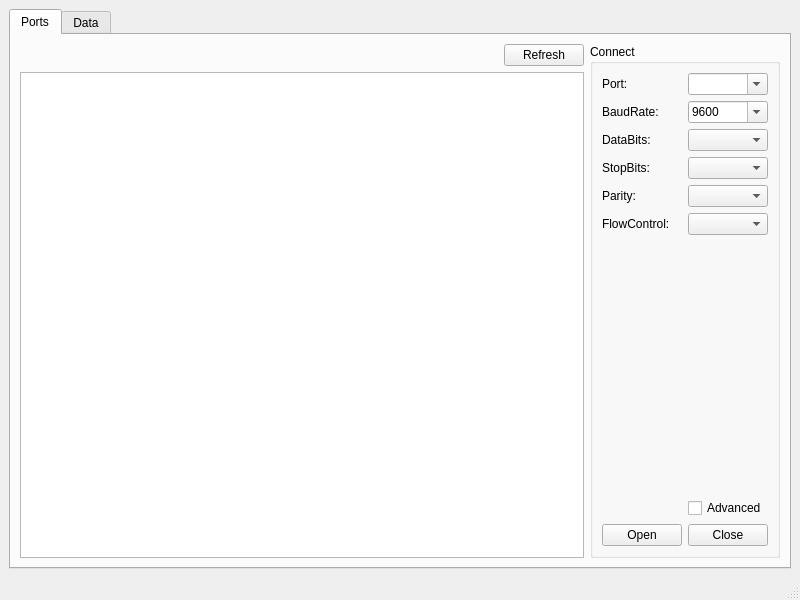
Qt form mainwindow.ui (wh201906/SerialTest) before a commit.
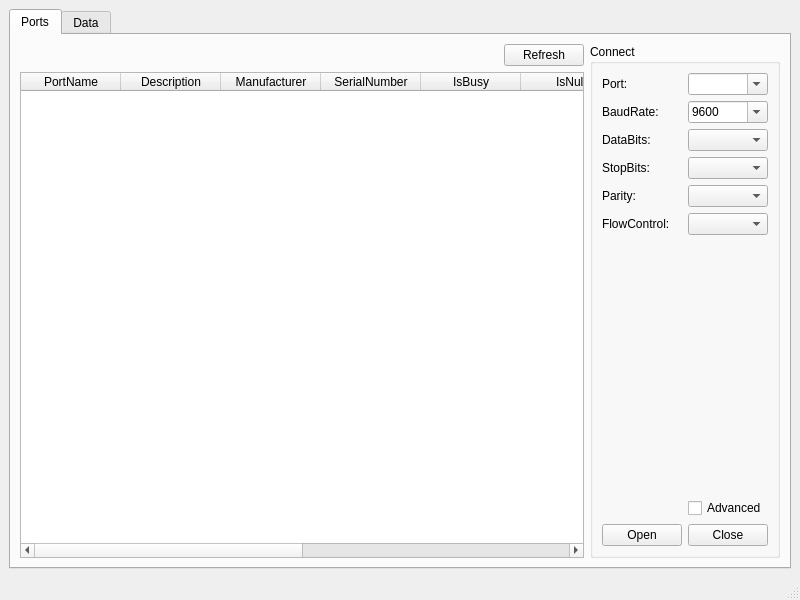
The same form after that commit.

The edit to the form file:
```diff
--- a/mainwindow.ui
+++ b/mainwindow.ui
@@ -56,6 +56,56 @@
             <property name="editTriggers">
              <set>QAbstractItemView::NoEditTriggers</set>
             </property>
+            <column>
+             <property name="text">
+              <string>PortName</string>
+             </property>
+            </column>
+            <column>
+             <property name="text">
+              <string>Description</string>
+             </property>
+            </column>
+            <column>
+             <property name="text">
+              <string>Manufacturer</string>
+             </property>
+            </column>
+            <column>
+             <property name="text">
+              <string>SerialNumber</string>
+             </property>
+            </column>
+            <column>
+             <property name="text">
+              <string>IsBusy</string>
+             </property>
+            </column>
+            <column>
+             <property name="text">
+              <string>IsNull</string>
+             </property>
+            </column>
+            <column>
+             <property name="text">
+              <string>SystemLocation</string>
+             </property>
+            </column>
+            <column>
+             <property name="text">
+              <string>VendorID</string>
+             </property>
+            </column>
+            <column>
+             <property name="text">
+              <string>ProductID</string>
+             </property>
+            </column>
+            <column>
+             <property name="text">
+              <string>BaudRates</string>
+             </property>
+            </column>
            </widget>
           </item>
          </layout>
```
